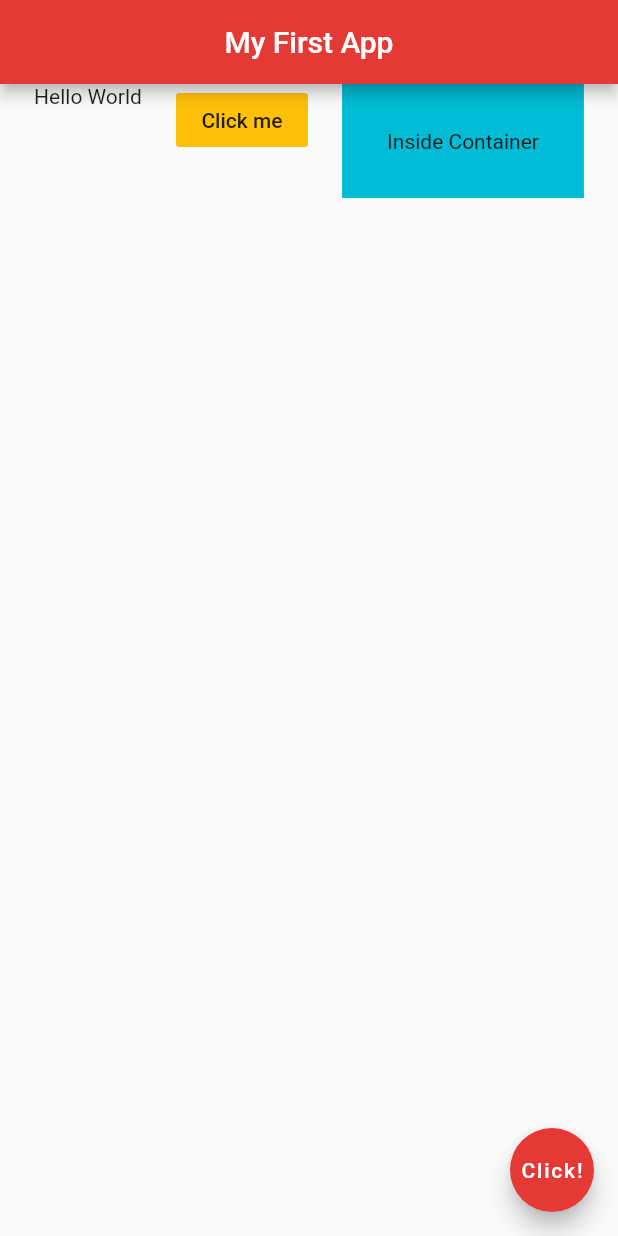
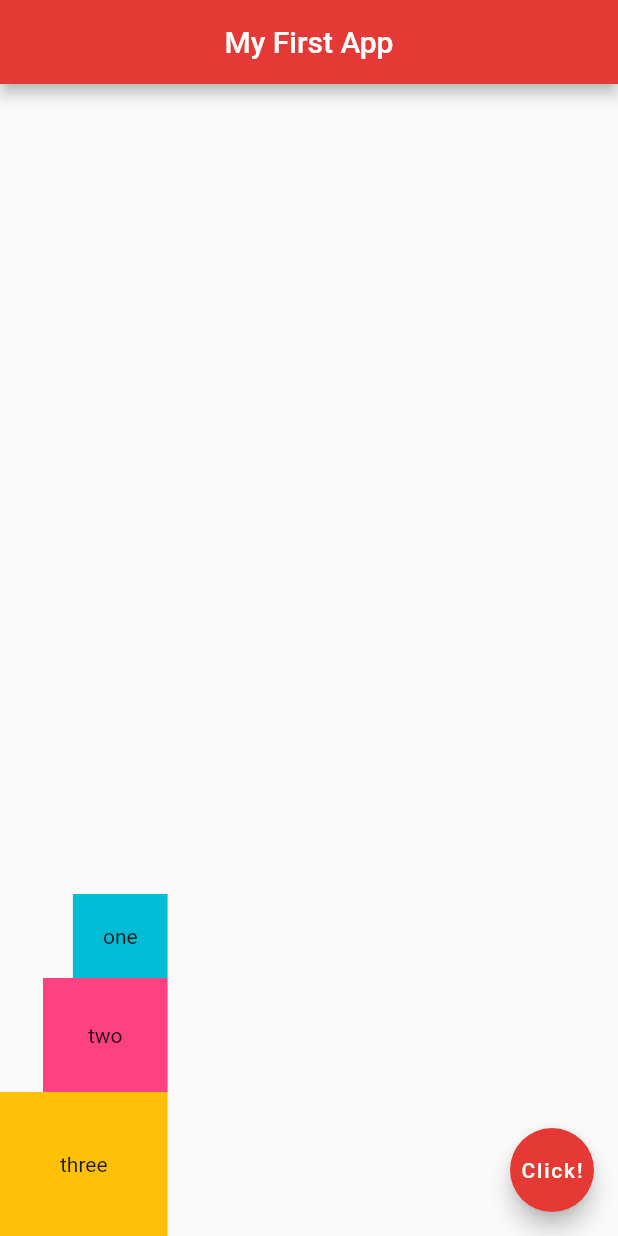
Before and after one commit to mishkatmustafid/flutter-project, a Flutter app: the screen it shows after launch, on a phone screen of 412 x 824 dp. Run offline on Flutter 3.47's test engine with Material 2 defaults, Android fonts, the phone set to English and light mode, and no system bars.

Commit message:
Tested column and its axis properties

```diff
--- a/flutter_app/lib/main.dart
+++ b/flutter_app/lib/main.dart
@@ -14,20 +14,24 @@ class Home extends StatelessWidget {
         centerTitle: true,
         backgroundColor: Colors.red[600],
       ),
-      body: Row(
-        mainAxisAlignment: MainAxisAlignment.spaceEvenly,
-        crossAxisAlignment: CrossAxisAlignment.start,
+      body: Column(
+        mainAxisAlignment: MainAxisAlignment.end,
+        crossAxisAlignment: CrossAxisAlignment.end,
         children: <Widget>[
-          Text('Hello World'),
-          FlatButton(
-            onPressed: () {},
-            color: Colors.amber,
-            child: Text('Click me'),
+          Container(
+            padding: EdgeInsets.all(20.0),
+            color: Colors.cyan,
+            child: Text('one'),
           ),
           Container(
-            color: Colors.cyan,
             padding: EdgeInsets.all(30.0),
-            child: Text('Inside Container'),
+            color: Colors.pinkAccent,
+            child: Text('two'),
+          ),
+          Container(
+            padding: EdgeInsets.all(40.0),
+            color: Colors.amber,
+            child: Text('three'),
           ),
         ],
       ),
```
